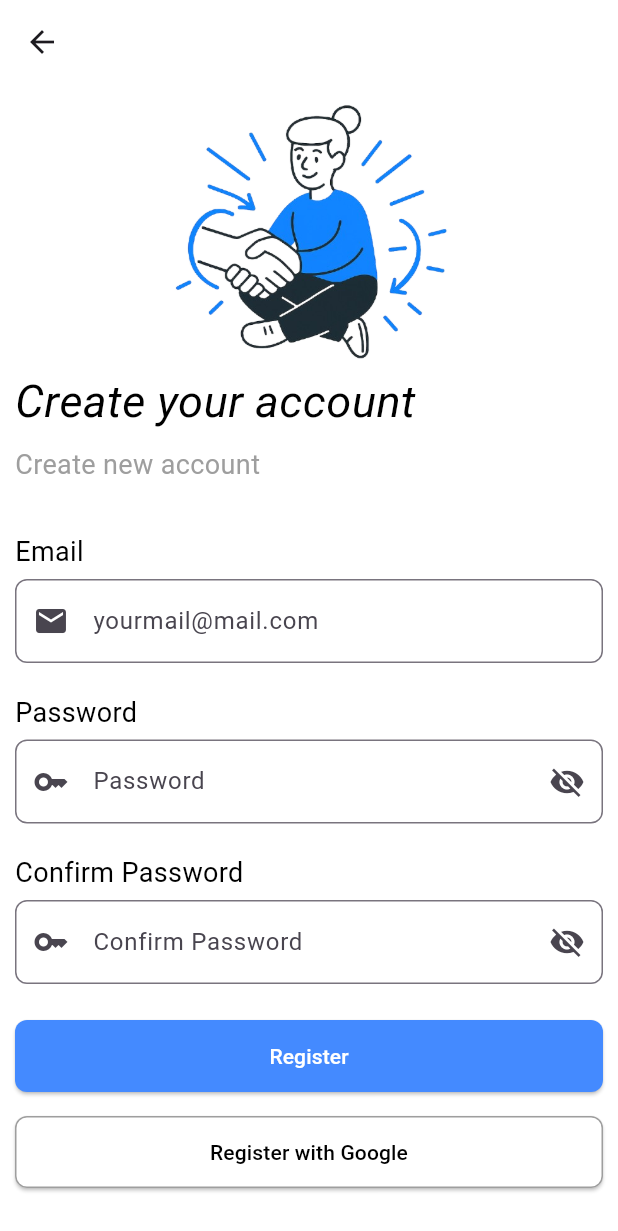
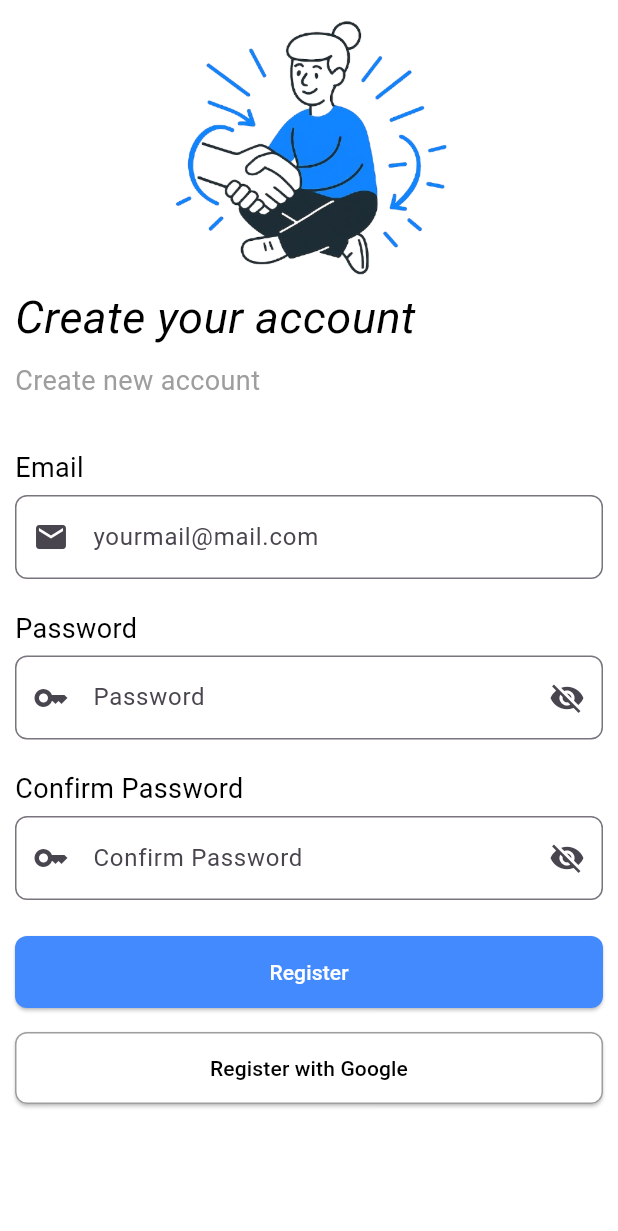
Before and after one commit to bibektako/borrowlend, a Flutter app: the screen it shows after launch, after a tap on an icon or button, on a phone screen of 412 x 824 dp. Shown: the top 1231 px of the screen. Run offline on Flutter 3.47's test engine with Material 3 defaults, Android fonts, the phone set to English and light mode, and no system bars.

Commit message:
updated code

```diff
--- a/lib/view/onboarding_view.dart
+++ b/lib/view/onboarding_view.dart
@@ -13,9 +13,10 @@ class _OnBoardingView extends State<OnBoardingView> {
   @override
   Widget build(BuildContext context) {
     return Scaffold(
-      appBar: AppBar(backgroundColor: Colors.white),
+      appBar: AppBar(backgroundColor: Colors.white,),
       backgroundColor: Colors.white,
-      body: Padding(
+      body: SingleChildScrollView(
+        child: Padding(
           padding: const EdgeInsets.all(12.0),
           child: Center(
             child: Column(
@@ -68,6 +69,7 @@ class _OnBoardingView extends State<OnBoardingView> {
             ),
           ),
         ),
+      ),
     );
   }
 }
--- a/lib/view/signup_view.dart
+++ b/lib/view/signup_view.dart
@@ -1,3 +1,5 @@
+import 'package:borrowlend/view/dashboard_view.dart';
+import 'package:borrowlend/view/login_view.dart';
 import 'package:flutter/material.dart';
 
 class SignupView extends StatefulWidget {
@@ -19,11 +21,9 @@ class _SignupView extends State<SignupView> {
     return Scaffold(
 
       backgroundColor: Colors.white,
-      appBar: AppBar(
-        backgroundColor: Colors.transparent,
-        elevation: 0,
-      ),
-      body: Form(
+
+      body: SafeArea(
+        child: Form(
           key: _formKey,
           child: Padding(
             padding: const EdgeInsets.all(10.0),
@@ -65,6 +65,7 @@ class _SignupView extends State<SignupView> {
                   ),
                   const SizedBox(height: 5),
                   TextFormField(
+                    controller: _emailController,
                     decoration:  InputDecoration(
                       prefixIcon: const Icon(Icons.email),
                       labelText: "yourmail@mail.com",
@@ -90,6 +91,7 @@ class _SignupView extends State<SignupView> {
                   ),
                   const SizedBox(height: 5),
                   TextFormField(
+                    controller: _passwordController,
                     obscureText: _obscureText,
                     decoration: InputDecoration(
                       prefixIcon: const Icon(Icons.key),
@@ -127,6 +129,7 @@ class _SignupView extends State<SignupView> {
                   ),
                   const SizedBox(height: 5),
                   TextFormField(
+                    controller: _confirmPasswordController,
                     obscureText: _obscureText,
                     decoration: InputDecoration(
                       prefixIcon: const Icon(Icons.key),
@@ -174,11 +177,16 @@ class _SignupView extends State<SignupView> {
 
                           if(password != confirmPassword){
                             ScaffoldMessenger.of(context).showSnackBar(
-                            SnackBar(content: Text("Password and Confirm Password does't match "),
+                              SnackBar(content: Text("Password and Confirm Password don't match"),
                               behavior: SnackBarBehavior.floating,
+                              backgroundColor: Colors.red
                               ));
-                        }else if(confirmPassword == password && email == "admin"){
-                              ScaffoldMessenger.of(context).showSnackBar(SnackBar(content: Text("Registration success")));
+                          }else {
+                                ScaffoldMessenger.of(context).showSnackBar(SnackBar(content: Text("Registration success"),
+                                behavior: SnackBarBehavior.floating,
+                                backgroundColor: Colors.blue,
+                                ));
+                                Navigator.push(context, MaterialPageRoute(builder:(_) => const LoginView() ));
                           }
                         }
                       },
@@ -212,6 +220,7 @@ class _SignupView extends State<SignupView> {
             ),
           ),
         ),
+      ),
     );
   }
 }
--- a/lib/view/splashscreen_view.dart
+++ b/lib/view/splashscreen_view.dart
@@ -1,5 +1,3 @@
-
-
 import 'dart:async';
 
 import 'package:borrowlend/view/onboarding_view.dart';
@@ -15,7 +13,7 @@ class _SplashscreenView extends State<SplashscreenView>{
   @override
   void initState() {
     super.initState();
-    Timer(Duration(seconds: 3),(){
+    Timer(Duration(seconds: 5),(){
       Navigator.pushReplacement(context, MaterialPageRoute(builder: (context) =>OnBoardingView()));
     });
   }
@@ -23,20 +21,29 @@ class _SplashscreenView extends State<SplashscreenView>{
   Widget build(BuildContext context) {
     return Scaffold(
       backgroundColor: Colors.white,
-      body: Padding(
+      body: SafeArea(
+
+        child: Padding(
+
           padding: EdgeInsets.all(12),
 
-              child:Column(
+                child:Center(
+
+                  child: Column(
+                    mainAxisAlignment: MainAxisAlignment.center ,
                     children: [
-                  Center(child: Image.asset('assets/image/splashlogo.png')),
+
+                      Center(child: Image.asset('assets/image/splashlogo.png',width: 150,height: 150,)),
                       CircularProgressIndicator(
                         color: Colors.blue,
                       )
                     ],
+                  ),
                 )
 
 
 
+        ),
       )
 
     );
```
Also changed, not shown: lib/view/dashboard_view.dart (+12 -1 lines), lib/view/login_view.dart (+7 -2 lines), assets/image/google.png (added), 3 other files. Lines whose indentation alone changed are shown as unchanged.
